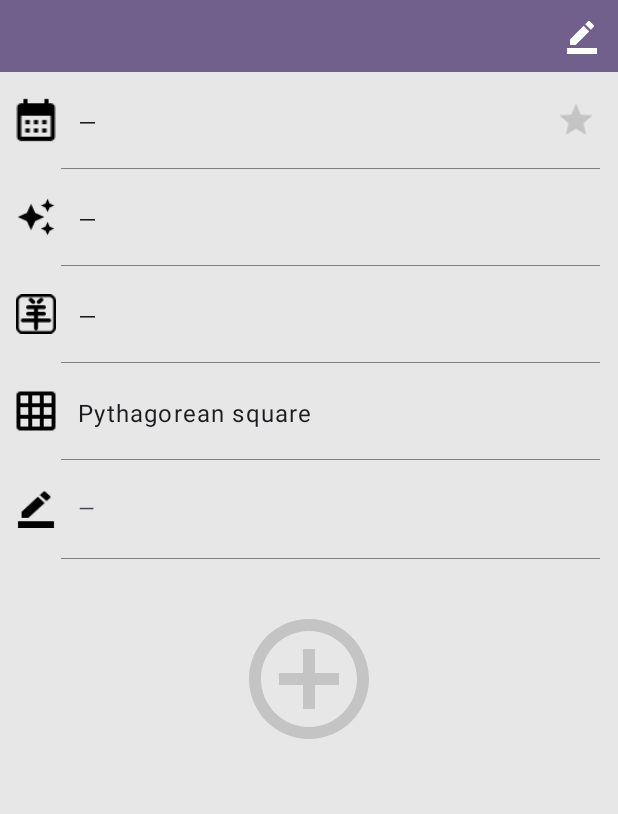
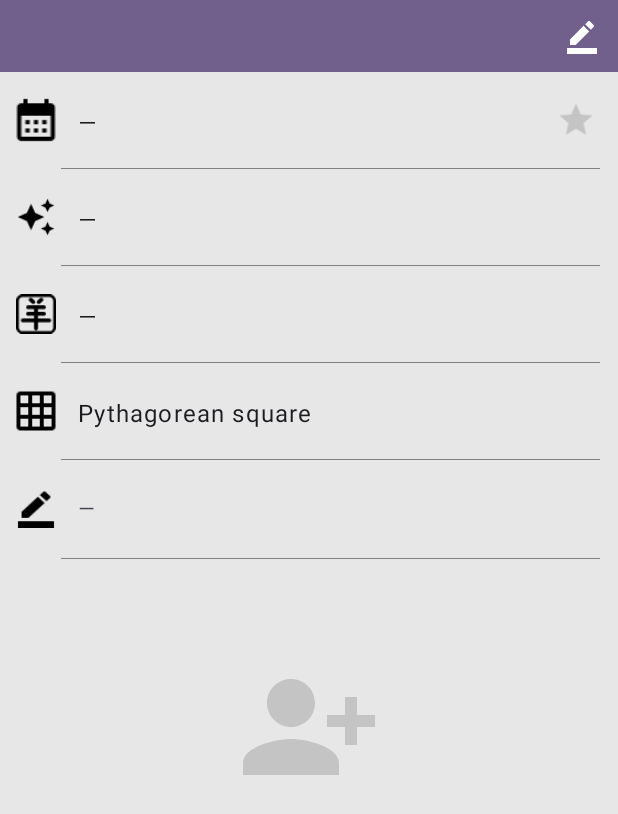
Before and after one commit to akapitanskiy/numero_app, an Android app: the fragment PersonDetailsFragment placed in its activity, on a phone screen of 412 x 824 dp. Shown: the top 814 px of the screen. Run offline under Robolectric (Android 15) with nearby library versions, the phone set to English and light mode, and no system bars; our stand-ins replace Dagger/Hilt's generated code, RxJava, navigation-ui; 6 statements that could not run were skipped.

Commit message:
person image orientation issue, night mode restriction

```diff
--- a/app/src/main/java/com/alexthekap/numerology2_appp/data/db/PeopleDao.kt
+++ b/app/src/main/java/com/alexthekap/numerology2_appp/data/db/PeopleDao.kt
@@ -37,13 +37,13 @@ interface PeopleDao {
     fun updateName(name: String?, id: Long): Single<Int>
 
     @Query("UPDATE people_table SET birthDate = :bDate, dateChangedBirthDate = :changedAt WHERE dbId = :id")
-    fun updateBDate(bDate: Long, id: Long, changedAt: Long): Single<Int>
+    fun updateBirthDate(bDate: Long, id: Long, changedAt: Long): Single<Int>
 
     @Query("UPDATE people_table SET isFavorite = :favorite WHERE dbId = :id")
     fun updateIsFavorite(favorite: Boolean, id: Long): Single<Int>
 
-    @Query("UPDATE people_table SET img = :imgByteArr WHERE dbId = :id")
-    fun updateImg(imgByteArr: ByteArray?, id: Long): Single<Int>
+    @Query("UPDATE people_table SET img = :imgByteArr, imgOrientation = :orientation WHERE dbId = :id")
+    fun updateImg(imgByteArr: ByteArray?, id: Long, orientation: Int?): Single<Int>
 
     @Query("SELECT * FROM people_table WHERE personName LIKE :name ORDER BY dbId DESC")
     fun getPeopleWithName(name: String): Flowable<List<PersonModel>>
--- a/app/src/main/java/com/alexthekap/numerology2_appp/data/db/PeopleDatabase.kt
+++ b/app/src/main/java/com/alexthekap/numerology2_appp/data/db/PeopleDatabase.kt
@@ -11,10 +11,10 @@ import com.alexthekap.numerology2_appp.data.db.model.PersonModel
     entities = [
         PersonModel::class
     ],
-    version = 3,
+    version = 4,
     autoMigrations = [
         AutoMigration (from = 2, to = 3),
-//        AutoMigration (from = 3, to = 4)
+        AutoMigration (from = 3, to = 4)
     ]
 )
 @TypeConverters(Converter::class)
--- a/app/src/main/java/com/alexthekap/numerology2_appp/data/db/model/PersonModel.kt
+++ b/app/src/main/java/com/alexthekap/numerology2_appp/data/db/model/PersonModel.kt
@@ -2,7 +2,6 @@ package com.alexthekap.numerology2_appp.data.db.model
 
 import androidx.room.ColumnInfo
 import androidx.room.Entity
-import androidx.room.Index
 import androidx.room.PrimaryKey
 
 @Entity(
@@ -28,7 +27,9 @@ data class PersonModel(
     var chineseYear: String? = null,
 
     @ColumnInfo(defaultValue = "false")
-    var isFavorite: Boolean = false
+    var isFavorite: Boolean = false,
+
+    val imgOrientation: Int? = null
 
 ) {
     @PrimaryKey(autoGenerate = true)
--- a/app/src/main/java/com/alexthekap/numerology2_appp/data/repository/IPeopleRepository.kt
+++ b/app/src/main/java/com/alexthekap/numerology2_appp/data/repository/IPeopleRepository.kt
@@ -23,7 +23,7 @@ interface IPeopleRepository {
 
     fun updateBirthdate(id: Long, bDateMillis: Long): Single<Int>
 
-    fun updateImage(id: Long, imageArray: ByteArray?): Single<Int>
+    fun updateImage(id: Long, imageArray: ByteArray?, orientation: Int?): Single<Int>
 
     fun updateIsFavorite(id: Long, isFavorite: Boolean): Single<Int>
 
--- a/app/src/main/java/com/alexthekap/numerology2_appp/data/repository/PeopleRepository.kt
+++ b/app/src/main/java/com/alexthekap/numerology2_appp/data/repository/PeopleRepository.kt
@@ -48,7 +48,7 @@ class PeopleRepository @Inject constructor(
 
     override
     fun updateBirthdate(id: Long, bDateMillis: Long): Single<Int> {
-        return peopleDao.updateBDate(bDateMillis, id, System.currentTimeMillis())
+        return peopleDao.updateBirthDate(bDateMillis, id, System.currentTimeMillis())
     }
 
     override
@@ -56,8 +56,8 @@ class PeopleRepository @Inject constructor(
         return peopleDao.updateIsFavorite(isFavorite, id)
     }
 
-    override fun updateImage(id: Long, imageArray: ByteArray?): Single<Int> {
-        return peopleDao.updateImg(imageArray, id)
+    override fun updateImage(id: Long, imageArray: ByteArray?, orientation: Int?): Single<Int> {
+        return peopleDao.updateImg(imageArray, id, orientation)
     }
 
     override
--- a/app/src/main/java/com/alexthekap/numerology2_appp/ui/people/PeopleListFragment.kt
+++ b/app/src/main/java/com/alexthekap/numerology2_appp/ui/people/PeopleListFragment.kt
@@ -72,7 +72,6 @@ class PeopleListFragment : Fragment(R.layout.fragment_people_list) {
     private fun handlePeopleData(people: List<PersonModel>?) {
         adapter.submitList(people)
     }
-
 
     private fun handleSortedFavorite(sorted: Boolean?) {
         menuItemSorted?.isChecked = (sorted == true)
--- /dev/null
+++ b/app/src/main/res/drawable/ic_add_photo.xml
@@ -0,0 +1,5 @@
+<vector xmlns:android="http://schemas.android.com/apk/res/android" android:height="24dp" android:tint="#000000" android:viewportHeight="24" android:viewportWidth="24" android:width="24dp">
+
+    <path android:fillColor="@android:color/white" android:pathData="M19,7v2.99s-1.99,0.01 -2,0L17,7h-3s0.01,-1.99 0,-2h3L17,2h2v3h3v2h-3zM16,11L16,8h-3L13,5L5,5c-1.1,0 -2,0.9 -2,2v12c0,1.1 0.9,2 2,2h12c1.1,0 2,-0.9 2,-2v-8h-3zM5,19l3,-4 2,3 3,-4 4,5L5,19z"/>
+
+</vector>
--- /dev/null
+++ b/app/src/main/res/drawable/ic_person_add.xml
@@ -0,0 +1,5 @@
+<vector xmlns:android="http://schemas.android.com/apk/res/android" android:height="24dp" android:tint="#000000" android:viewportHeight="24" android:viewportWidth="24" android:width="24dp">
+
+    <path android:fillColor="@android:color/white" android:pathData="M13,8c0,-2.21 -1.79,-4 -4,-4S5,5.79 5,8s1.79,4 4,4S13,10.21 13,8zM15,10v2h3v3h2v-3h3v-2h-3V7h-2v3H15zM1,18v2h16v-2c0,-2.66 -5.33,-4 -8,-4S1,15.34 1,18z"/>
+
+</vector>
--- a/app/src/main/res/layout/fragment_person_details.xml
+++ b/app/src/main/res/layout/fragment_person_details.xml
@@ -172,8 +172,8 @@
         android:id="@+id/addPicImg"
         android:layout_height="96dp"
         android:layout_width="match_parent"
-        android:layout_marginTop="32dp"
-        app:srcCompat="@drawable/ic_plus_circle_outline"
+        android:layout_marginTop="64dp"
+        app:srcCompat="@drawable/ic_person_add"
         app:tint="@color/gray_77"
         app:layout_constraintTop_toBottomOf="@id/divider2"
         app:layout_constraintStart_toStartOf="parent"
--- /dev/null
+++ b/app/src/main/res/values-v29/themes.xml
@@ -0,0 +1,14 @@
+<?xml version="1.0" encoding="utf-8"?>
+<resources>
+
+    <style name="Base.Theme.AppTheme" parent="Theme.Material3.DayNight.NoActionBar">
+        <!-- Customize your light theme here. -->
+        <item name="colorPrimary">@color/primaryColor</item>
+        <item name="colorPrimaryDark">@color/primaryDarkColor</item>
+        <item name="android:colorBackground">@color/primaryBackground</item>
+        <item name="bottomSheetDialogTheme">@style/AppBottomSheetDialogTheme</item>
+        <item name="popupMenuBackground">@drawable/background_popup_menu</item>
+        <item name="android:itemTextAppearance">@style/itemTextStyle.AppTheme</item>
+        <item name="android:forceDarkAllowed">false</item>
+    </style>
+</resources>
--- a/app/src/main/res/values/strings.xml
+++ b/app/src/main/res/values/strings.xml
@@ -22,5 +22,7 @@
     <string name="filter_by_note">Filter by note</string>
     <string name="filter_name_template">name: %s</string>
     <string name="filter_note_template">note: %s</string>
+    <string name="insert_image_err">DB insert image error</string>
+    <string name="image_too_big">Image size\'s too big.\nMust not exceed 4MB</string>
 
 </resources>
```
Also changed, not shown: app/src/main/java/com/alexthekap/numerology2_appp/App.kt (+15 -1 lines), app/src/main/java/com/alexthekap/numerology2_appp/ui/people/details/PersonDetailsFragment.kt (+23 -1 lines), app/src/main/java/com/alexthekap/numerology2_appp/ui/people/details/PersonDetailsViewModel.kt (+37 -3 lines), app/src/main/java/com/alexthekap/numerology2_appp/ui/people/filter/OneFieldBottomFragment.kt (+4 -14 lines).
